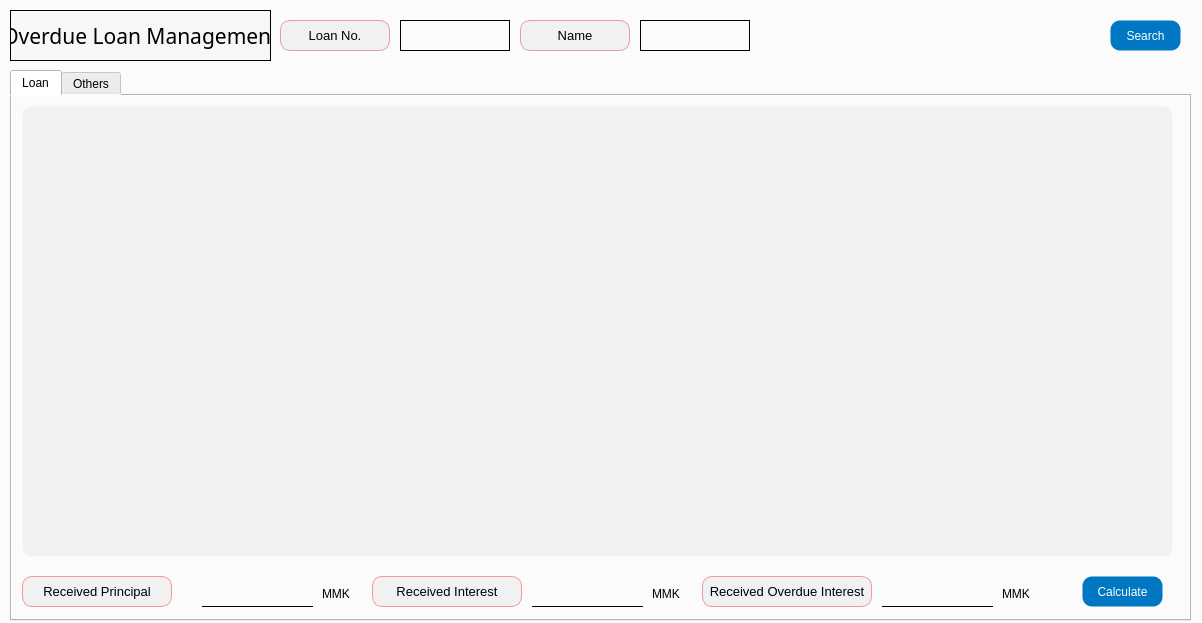
Qt form app/src/pages/overdue/management.ui (DY-Microfinance-Customer-Management/dymf-algorithm) before a commit.
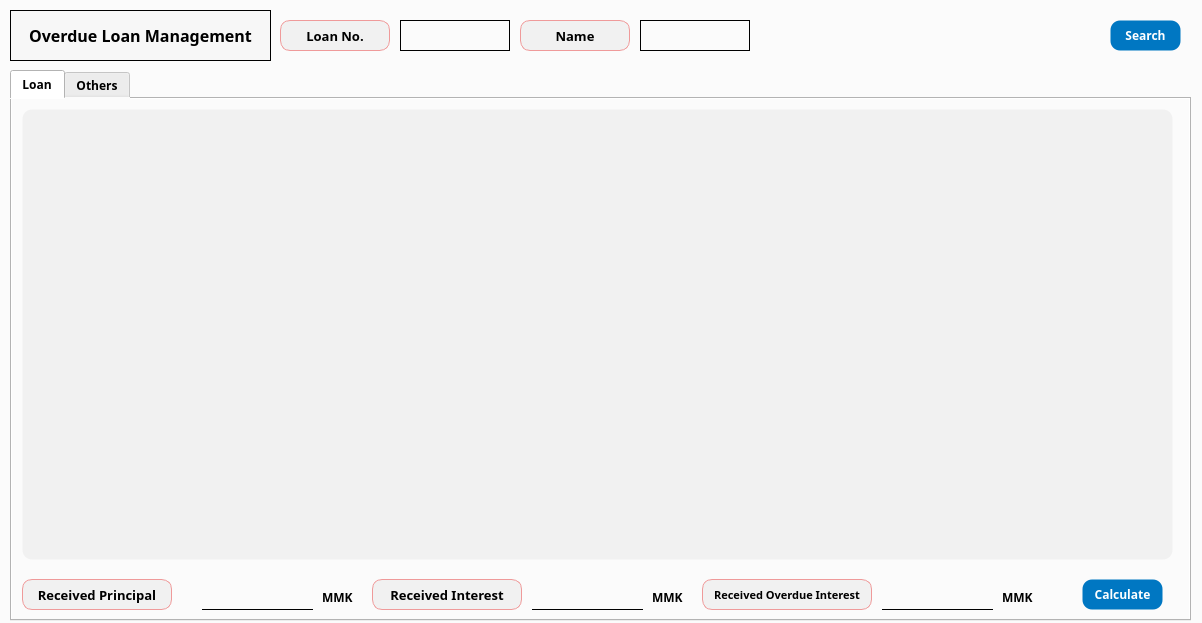
The same form after that commit.

```diff
--- a/app/src/pages/overdue/management.ui
+++ b/app/src/pages/overdue/management.ui
@@ -59,6 +59,13 @@
       <height>31</height>
      </rect>
     </property>
+    <property name="font">
+     <font>
+      <family>Arial Black</family>
+      <weight>75</weight>
+      <bold>true</bold>
+     </font>
+    </property>
     <property name="text">
      <string>Search</string>
     </property>
@@ -128,7 +135,10 @@
     </property>
     <property name="font">
      <font>
+      <family>Arial Black</family>
       <pointsize>10</pointsize>
+      <weight>75</weight>
+      <bold>true</bold>
      </font>
     </property>
     <property name="styleSheet">
@@ -157,8 +167,10 @@
     </property>
     <property name="font">
      <font>
-      <family>Agency FB</family>
-      <pointsize>16</pointsize>
+      <family>Arial Black</family>
+      <pointsize>12</pointsize>
+      <weight>75</weight>
+      <bold>true</bold>
      </font>
     </property>
     <property name="styleSheet">
@@ -197,7 +209,10 @@
     </property>
     <property name="font">
      <font>
+      <family>Arial Black</family>
       <pointsize>10</pointsize>
+      <weight>75</weight>
+      <bold>true</bold>
      </font>
     </property>
     <property name="styleSheet">
@@ -266,6 +281,13 @@
       <height>551</height>
      </rect>
     </property>
+    <property name="font">
+     <font>
+      <family>Arial Black</family>
+      <weight>75</weight>
+      <bold>true</bold>
+     </font>
+    </property>
     <property name="currentIndex">
      <number>0</number>
     </property>
@@ -282,6 +304,13 @@
         <height>31</height>
        </rect>
       </property>
+      <property name="font">
+       <font>
+        <family>Arial Black</family>
+        <weight>75</weight>
+        <bold>true</bold>
+       </font>
+      </property>
       <property name="styleSheet">
        <string notr="true">QLineEdit {
     border: none;
@@ -308,6 +337,13 @@
         <height>31</height>
        </rect>
       </property>
+      <property name="font">
+       <font>
+        <family>Arial Black</family>
+        <weight>75</weight>
+        <bold>true</bold>
+       </font>
+      </property>
       <property name="styleSheet">
        <string notr="true">QLineEdit {
     border: none;
@@ -334,6 +370,13 @@
         <height>31</height>
        </rect>
       </property>
+      <property name="font">
+       <font>
+        <family>Arial Black</family>
+        <weight>75</weight>
+        <bold>true</bold>
+       </font>
+      </property>
       <property name="text">
        <string>Calculate</string>
       </property>
@@ -361,7 +404,10 @@
       </property>
       <property name="font">
        <font>
+        <family>Arial Black</family>
         <pointsize>10</pointsize>
+        <weight>75</weight>
+        <bold>true</bold>
        </font>
       </property>
       <property name="styleSheet">
@@ -388,6 +434,13 @@
         <height>31</height>
        </rect>
       </property>
+      <property name="font">
+       <font>
+        <family>Arial Black</family>
+        <weight>75</weight>
+        <bold>true</bold>
+       </font>
+      </property>
       <property name="styleSheet">
        <string notr="true">QLineEdit {
     border: none;
@@ -410,7 +463,7 @@
        <rect>
         <x>10</x>
         <y>480</y>
-        <width>170</width>
+        <width>150</width>
         <height>31</height>
        </rect>
       </property>
@@ -428,7 +481,10 @@
       </property>
       <property name="font">
        <font>
+        <family>Arial Black</family>
         <pointsize>10</pointsize>
+        <weight>75</weight>
+        <bold>true</bold>
        </font>
       </property>
       <property name="styleSheet">
@@ -455,6 +511,13 @@
         <height>16</height>
        </rect>
       </property>
+      <property name="font">
+       <font>
+        <family>Arial Black</family>
+        <weight>75</weight>
+        <bold>true</bold>
+       </font>
+      </property>
       <property name="text">
        <string>MMK</string>
       </property>
@@ -468,6 +531,13 @@
         <height>16</height>
        </rect>
       </property>
+      <property name="font">
+       <font>
+        <family>Arial Black</family>
+        <weight>75</weight>
+        <bold>true</bold>
+       </font>
+      </property>
       <property name="text">
        <string>MMK</string>
       </property>
@@ -495,7 +565,10 @@
       </property>
       <property name="font">
        <font>
-        <pointsize>10</pointsize>
+        <family>Arial Black</family>
+        <pointsize>8</pointsize>
+        <weight>75</weight>
+        <bold>true</bold>
        </font>
       </property>
       <property name="styleSheet">
@@ -522,6 +595,13 @@
         <height>16</height>
        </rect>
       </property>
+      <property name="font">
+       <font>
+        <family>Arial Black</family>
+        <weight>75</weight>
+        <bold>true</bold>
+       </font>
+      </property>
       <property name="text">
        <string>MMK</string>
       </property>
@@ -535,6 +615,13 @@
         <height>451</height>
        </rect>
       </property>
+      <property name="font">
+       <font>
+        <family>Arial Black</family>
+        <weight>75</weight>
+        <bold>true</bold>
+       </font>
+      </property>
      </widget>
     </widget>
     <widget class="QWidget" name="tab_2">
```
Left out of the diff: 26 changed lines with no effect on the pictures.
